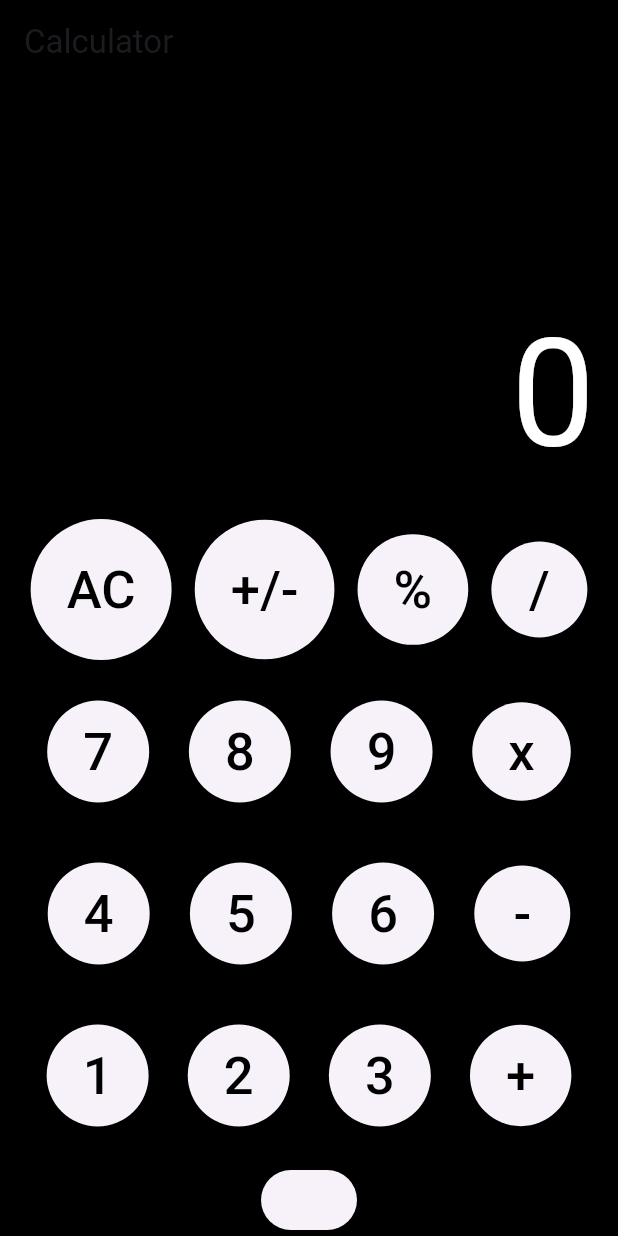
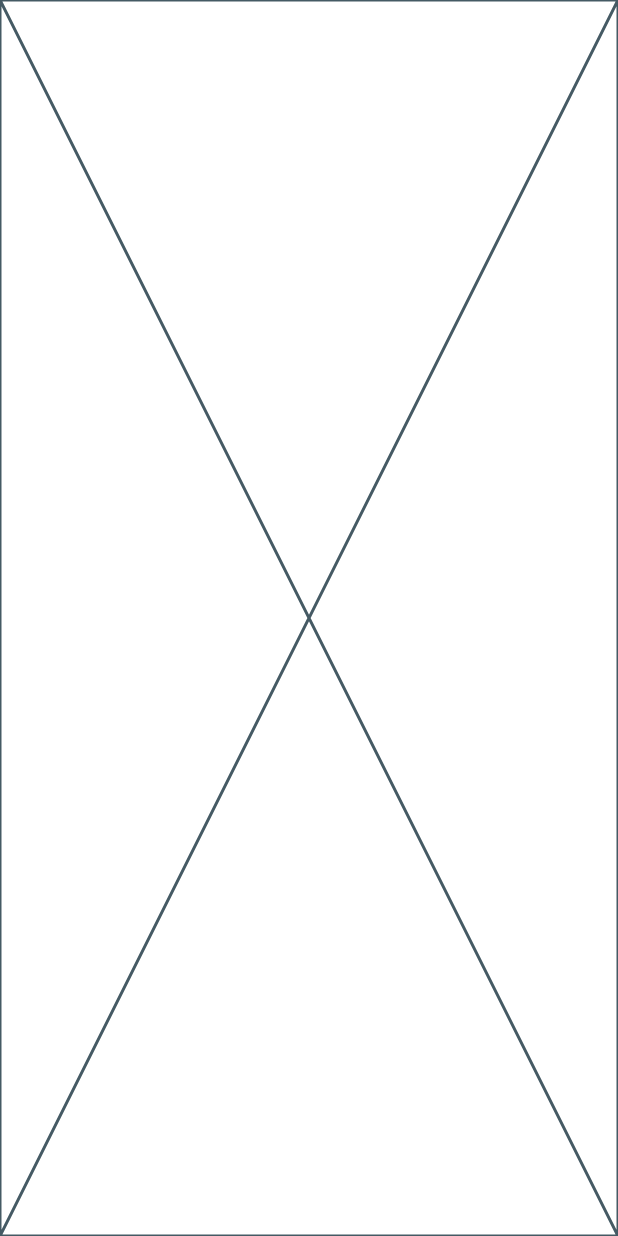
Before and after one commit to adeenazara2002/Calculator-App, a Flutter app: the screen it shows after launch, on a phone screen of 412 x 824 dp. Run offline on Flutter 3.47's test engine with Material 3 defaults, Android fonts, the phone set to English and light mode, and no system bars.

Commit message:
Calculator

```diff
--- a/lib/calculator.dart
+++ b/lib/calculator.dart
@@ -1,138 +1,10 @@
 import 'package:flutter/material.dart';
 
-class Calculator extends StatefulWidget {
+class Calculator extends StatelessWidget {
   const Calculator({super.key});
 
   @override
-  State<Calculator> createState() => _CalculatorState();
-}
-
-class _CalculatorState extends State<Calculator> {
-  Widget calcbutton(String btntxt, Color btncolor, Color txtcolor){
-    return Container(
-      child: ElevatedButton(onPressed: (){
-        // TODO add function for button press
-
-      },
-       child: Text(btntxt,
-       style: TextStyle(
-         fontSize: 35,
-         color: txtcolor
-       ),
-       ),
-       style: ElevatedButton.styleFrom(
-
-    shape: CircleBorder(),
-    padding: EdgeInsets.all(24),
-    // foregroundColor: btncolor
-
-    // shadowColor: btncolor
-  ),
-      ),
-
-    );
-
-  }
-
-
-  @override
   Widget build(BuildContext context) {
-    return Scaffold(
-      backgroundColor: Colors.black,
-      appBar: AppBar(title: Text('Calculator'),
-      backgroundColor: Colors.black),
-
-      body: Padding(
-        padding: EdgeInsets.symmetric(horizontal: 5),
-        child: Column(
-          mainAxisAlignment: MainAxisAlignment.end,
-          children: [
-            // calculator display
-              Row(
-                mainAxisAlignment: MainAxisAlignment.end,
-                children: [
-                  Padding(padding: EdgeInsets.all(10.0),
-                  child: Text('0' ,
-                  textAlign: TextAlign.left,
-                  style: TextStyle(color: Colors.white ,
-                  fontSize: 100),
-                  ),
-                  )
-                ],
-              ) ,
-
-              Row(
-                mainAxisAlignment: MainAxisAlignment.spaceEvenly,
-                children: [
-                  // here buttons functions will be called
-                  calcbutton('AC', Colors.grey, Colors.black),
-                  calcbutton('+/-', Colors.grey, Colors.black),
-                  calcbutton('%', Colors.grey, Colors.black),
-                  calcbutton('/', Colors.amber, Colors.black),
-
-                ],
-
-              ),
-              SizedBox(height: 10,),
-
-
-                Row(
-                mainAxisAlignment: MainAxisAlignment.spaceEvenly,
-                children: [
-                  // here buttons functions will be called
-                  calcbutton('7', Colors.grey, Colors.black),
-                  calcbutton('8', Colors.grey, Colors.black),
-                  calcbutton('9', Colors.grey, Colors.black),
-                  calcbutton('x', Colors.amber, Colors.black),
-
-                ],
-
-              ),
-              SizedBox(height: 10,),
-
-
-                Row(
-                mainAxisAlignment: MainAxisAlignment.spaceEvenly,
-                children: [
-                  // here buttons functions will be called
-                  calcbutton('4', Colors.grey, Colors.black),
-                  calcbutton('5', Colors.grey, Colors.black),
-                  calcbutton('6', Colors.grey, Colors.black),
-                  calcbutton('-', Colors.amber, Colors.black),
-
-                ],
-
-              ),
-              SizedBox(height: 10,),
-
-                Row(
-                mainAxisAlignment: MainAxisAlignment.spaceEvenly,
-                children: [
-                  // here buttons functions will be called
-                  calcbutton('1', Colors.grey, Colors.black),
-                  calcbutton('2', Colors.grey, Colors.black),
-                  calcbutton('3', Colors.grey, Colors.black),
-                  calcbutton('+', Colors.amber, Colors.black),
-
-                ],
-
-              ),
-              SizedBox(height: 10,),
-
-              // last row
-
-              Row(
-                mainAxisAlignment:MainAxisAlignment.spaceEvenly ,
-                children: [
-                  ElevatedButton(onPressed: (){},
-                  child: Text(''),
-                  )
-                ],
-              )
-          ],
-        ),
-        ),
-
-    );
+    return const Placeholder();
   }
 }
```
